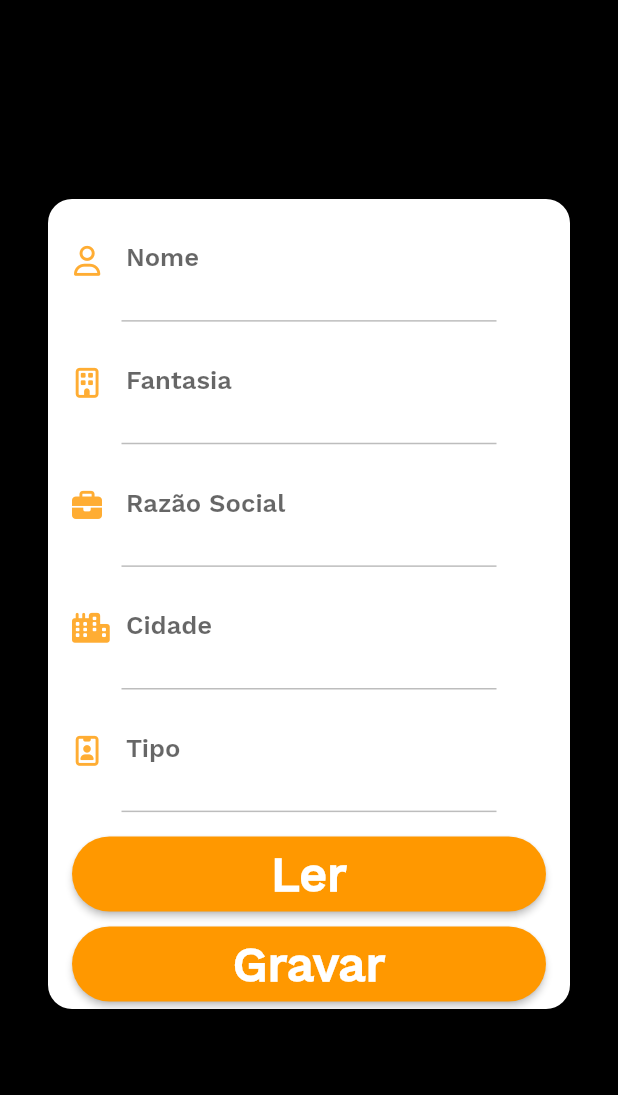
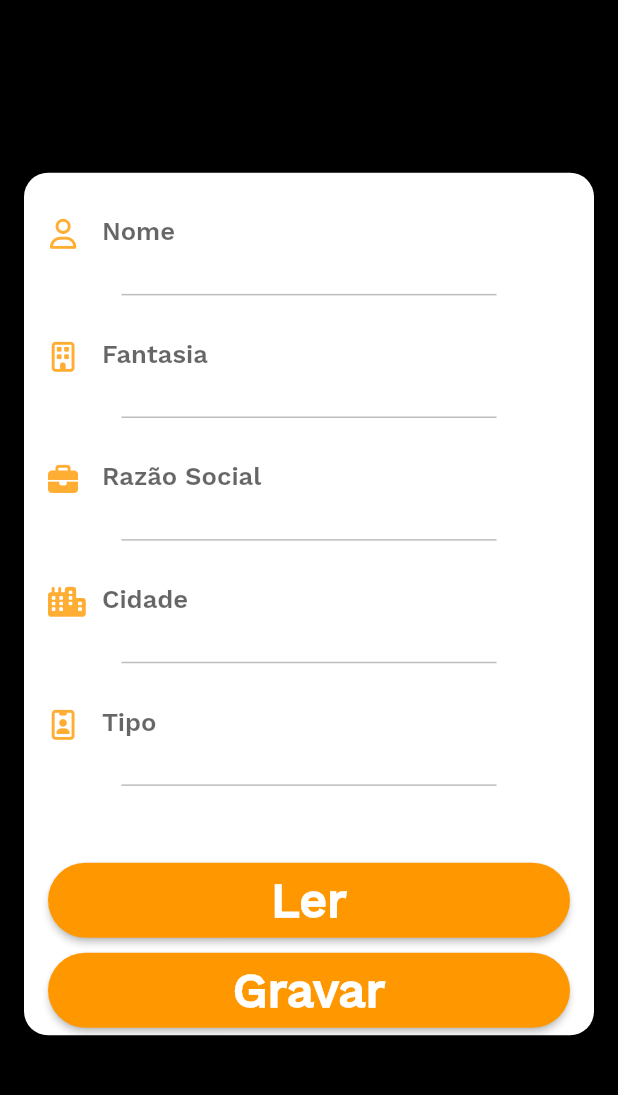
Before and after one commit to desouzaguilherme29/fairhouseexpositor, a Flutter app: the Home screen opened directly, on a phone screen of 412 x 824 dp, the part 56-1151 px from its top. Run offline on Flutter 3.47's test engine with Material 2 defaults, Android fonts, the phone set to English and light mode, and no system bars; our stand-ins replace animated_splash_screen, cool_alert, flutter_easyloading, flutter_mobx, font_awesome_flutter, get_it and 5 more; missing offline and left inert: dart:ffi, qr_code_scanner; accounts and stored records are empty; generated files the repository leaves out were written again; network calls fail; project files that could hold a hidden picture were left out.

Commit message:
versao de producao

```diff
--- a/lib/main.dart
+++ b/lib/main.dart
@@ -1,3 +1,5 @@
+import 'dart:io';
+
 import 'package:animated_splash_screen/animated_splash_screen.dart';
 import 'package:fairhouseexpositor/globais/global_statics.dart';
 import 'package:fairhouseexpositor/stores/login_store.dart';
@@ -15,7 +17,6 @@ import 'package:page_transition/page_transition.dart';
 import 'package:flutter_localizations/flutter_localizations.dart';
 import 'package:intl/intl.dart';
 import 'package:flutter_easyloading/flutter_easyloading.dart';
-
 
 class MyHttpOverrides extends HttpOverrides {
   @override
--- a/lib/telas/home/home.dart
+++ b/lib/telas/home/home.dart
@@ -36,7 +36,7 @@ class _HomeState extends State<Home> {
         body: Center(
           child: Card(
             color: Colors.white,
-            margin: EdgeInsets.symmetric(horizontal: 32),
+            margin: EdgeInsets.symmetric(horizontal: 16),
             shape: RoundedRectangleBorder(
               borderRadius: BorderRadius.circular(16),
             ),
@@ -48,7 +48,7 @@ class _HomeState extends State<Home> {
                 mainAxisSize: MainAxisSize.min,
                 children: [
                   Container(
-                    height: 420,
+                    height: 455,
                     child: Column(
                       children: [
                         _textField(
--- a/lib/telas/portaria/portaria.dart
+++ b/lib/telas/portaria/portaria.dart
@@ -41,7 +41,7 @@ class _PortariaState extends State<Portaria> {
       body: Center(
         child: Card(
           color: Colors.white,
-          margin: EdgeInsets.symmetric(horizontal: 32),
+          margin: EdgeInsets.symmetric(horizontal: 16),
           shape: RoundedRectangleBorder(
             borderRadius: BorderRadius.circular(16),
           ),
@@ -53,7 +53,7 @@ class _PortariaState extends State<Portaria> {
               mainAxisSize: MainAxisSize.min,
               children: [
                 Container(
-                  height: 420,
+                  height: 455,
                   child: Column(
                     children: [
                       _textField(
--- a/pubspec.yaml
+++ b/pubspec.yaml
@@ -15,7 +15,7 @@ publish_to: 'none' # Remove this line if you wish to publish to pub.dev
 # In iOS, build-name is used as CFBundleShortVersionString while build-number used as CFBundleVersion.
 # Read more about iOS versioning at
 # https://developer.apple.com/library/archive/documentation/General/Reference/InfoPlistKeyReference/Articles/CoreFoundationKeys.html
-version: 1.0.0+14
+version: 1.0.0+15
 
 environment:
   sdk: ">=2.17.0 <3.0.0"
```
